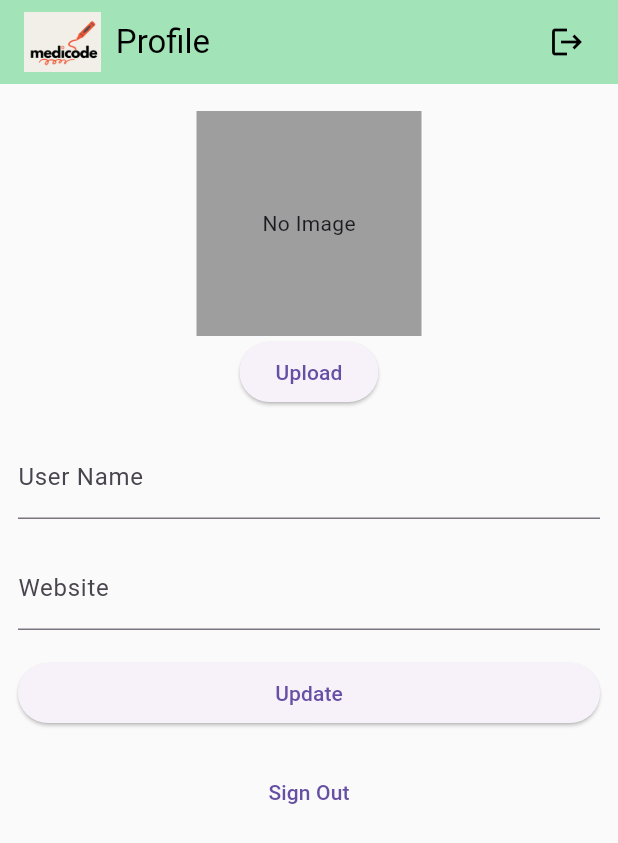
After one commit to BingxinJiang1/Medicode, a Flutter app: the AccountPage screen opened directly, after a tap on "Upload", on a phone screen of 412 x 824 dp. The commit adds this screen. Shown: the top 843 px of the screen. Run offline on Flutter 3.47's test engine with Material 3 defaults, Android fonts, the light colour scheme and no system bars; our stand-ins replace flutter_dotenv, flutter_riverpod, google_fonts, image_picker, supabase_flutter; accounts and stored records are empty.

Commit message:
Add user account page

```diff
--- /dev/null
+++ b/lib/components/avatar.dart
@@ -0,0 +1,101 @@
+import 'package:flutter/material.dart';
+import 'package:image_picker/image_picker.dart';
+import 'package:supabase_flutter/supabase_flutter.dart';
+
+import 'constants.dart';
+
+
+class Avatar extends StatefulWidget {
+  const Avatar({
+    super.key,
+    required this.imageUrl,
+    required this.onUpload,
+  });
+
+  final String? imageUrl;
+  final void Function(String) onUpload;
+
+  @override
+  _AvatarState createState() => _AvatarState();
+}
+
+class _AvatarState extends State<Avatar> {
+  bool _isLoading = false;
+
+  @override
+  Widget build(BuildContext context) {
+    return Column(
+      children: [
+        if (widget.imageUrl == null || widget.imageUrl!.isEmpty)
+          Container(
+            width: 150,
+            height: 150,
+            color: Colors.grey,
+            child: const Center(
+              child: Text('No Image'),
+            ),
+          )
+        else
+          Image.network(
+            widget.imageUrl!,
+            width: 150,
+            height: 150,
+            fit: BoxFit.cover,
+          ),
+        ElevatedButton(
+          onPressed: _isLoading ? null : _upload,
+          child: const Text('Upload'),
+        ),
+      ],
+    );
+  }
+
+  Future<void> _upload() async {
+    final picker = ImagePicker();
+    final imageFile = await picker.pickImage(
+      source: ImageSource.gallery,
+      maxWidth: 300,
+      maxHeight: 300,
+    );
+    if (imageFile == null) {
+      return;
+    }
+    setState(() => _isLoading = true);
+
+    try {
+      final bytes = await imageFile.readAsBytes();
+      final fileExt = imageFile.path.split('.').last;
+      final fileName = '${DateTime.now().toIso8601String()}.$fileExt';
+      final filePath = fileName;
+      await supabase.storage.from('avatars').uploadBinary(
+        filePath,
+        bytes,
+        fileOptions: FileOptions(contentType: imageFile.mimeType),
+      );
+      final imageUrlResponse = await supabase.storage
+          .from('avatars')
+          .createSignedUrl(filePath, 60 * 60 * 24 * 365 * 10);
+      widget.onUpload(imageUrlResponse);
+    } on StorageException catch (error) {
+      if (mounted) {
+        ScaffoldMessenger.of(context).showSnackBar(
+          SnackBar(
+            content: Text(error.message),
+            backgroundColor: Theme.of(context).colorScheme.error,
+          ),
+        );
+      }
+    } catch (error) {
+      if (mounted) {
+        ScaffoldMessenger.of(context).showSnackBar(
+          SnackBar(
+            content: const Text('Unexpected error occurred'),
+            backgroundColor: Theme.of(context).colorScheme.error,
+          ),
+        );
+      }
+    }
+
+    setState(() => _isLoading = false);
+  }
+}
--- /dev/null
+++ b/lib/pages/account_page.dart
@@ -0,0 +1,228 @@
+import 'package:flutter/material.dart';
+import 'package:supabase_flutter/supabase_flutter.dart';
+import 'package:gemini/components/constants.dart';
+import '../components/avatar.dart';
+import 'intro_screen.dart';
+
+class AccountPage extends StatefulWidget {
+  const AccountPage({super.key});
+
+  @override
+  _AccountPageState createState() => _AccountPageState();
+}
+
+class _AccountPageState extends State<AccountPage> {
+  final _usernameController = TextEditingController();
+  final _websiteController = TextEditingController();
+
+  String? _avatarUrl;
+  var _loading = true;
+
+  /// Called once a user id is received within `onAuthenticated()`
+  Future<void> _getProfile() async {
+    setState(() {
+      _loading = true;
+    });
+
+    try {
+      final userId = supabase.auth.currentSession!.user.id;
+      final data = await supabase
+          .from('profiles')
+          .select()
+          .eq('id', userId)
+          .single();
+      _usernameController.text = (data['username'] ?? '') as String;
+      _websiteController.text = (data['website'] ?? '') as String;
+      _avatarUrl = (data['avatar_url'] ?? '') as String;
+    } on PostgrestException catch (error) {
+      SnackBar(
+        content: Text(error.message),
+        backgroundColor: Theme.of(context).colorScheme.error,
+      );
+    } catch (error) {
+      SnackBar(
+        content: const Text('Unexpected error occurred'),
+        backgroundColor: Theme.of(context).colorScheme.error,
+      );
+    } finally {
+      if (mounted) {
+        setState(() {
+          _loading = false;
+        });
+      }
+    }
+  }
+
+  /// Called when user taps `Update` button
+  Future<void> _updateProfile() async {
+    setState(() {
+      _loading = true;
+    });
+    final userName = _usernameController.text.trim();
+    final website = _websiteController.text.trim();
+    final user = supabase.auth.currentUser;
+    final updates = {
+      'id': user!.id,
+      'username': userName,
+      'website': website,
+      'updated_at': DateTime.now().toIso8601String(),
+    };
+    try {
+      await supabase.from('profiles').upsert(updates);
+      if (mounted) {
+        const SnackBar(
+          content: Text('Successfully updated profile!'),
+        );
+      }
+    } on PostgrestException catch (error) {
+      SnackBar(
+        content: Text(error.message),
+        backgroundColor: Theme.of(context).colorScheme.error,
+      );
+    } catch (error) {
+      SnackBar(
+        content: const Text('Unexpected error occurred'),
+        backgroundColor: Theme.of(context).colorScheme.error,
+      );
+    } finally {
+      if (mounted) {
+        setState(() {
+          _loading = false;
+        });
+      }
+    }
+  }
+
+  Future<void> _signOut() async {
+    try {
+      await supabase.auth.signOut();
+      Navigator.push(
+        context,
+        MaterialPageRoute(builder: (context) => const IntroScreen()),
+      );
+    } on AuthException catch (error) {
+      SnackBar(
+        content: Text(error.message),
+        backgroundColor: Theme.of(context).colorScheme.error,
+      );
+    } catch (error) {
+      SnackBar(
+        content: const Text('Unexpected error occurred'),
+        backgroundColor: Theme.of(context).colorScheme.error,
+      );
+    } finally {
+      if (mounted) {
+        Navigator.of(context).pushReplacementNamed('/login');
+      }
+    }
+  }
+
+  /// Called when image has been uploaded to Supabase storage from within Avatar widget
+  Future<void> _onUpload(String imageUrl) async {
+    try {
+      final userId = supabase.auth.currentUser!.id;
+      await supabase.from('profiles').upsert({
+        'id': userId,
+        'avatar_url': imageUrl,
+      });
+      if (mounted) {
+        const SnackBar(
+          content: Text('Updated your profile image!'),
+        );
+      }
+    } on PostgrestException catch (error) {
+      SnackBar(
+        content: Text(error.message),
+        backgroundColor: Theme.of(context).colorScheme.error,
+      );
+    } catch (error) {
+      SnackBar(
+        content: const Text('Unexpected error occurred'),
+        backgroundColor: Theme.of(context).colorScheme.error,
+      );
+    }
+    if (!mounted) {
+      return;
+    }
+
+    setState(() {
+      _avatarUrl = imageUrl;
+    });
+  }
+
+  @override
+  void initState() {
+    super.initState();
+    _getProfile();
+  }
+
+  @override
+  void dispose() {
+    _usernameController.dispose();
+    _websiteController.dispose();
+    super.dispose();
+  }
+
+  @override
+  Widget build(BuildContext context) {
+    const Color mint = Color.fromARGB(255, 162, 228, 184);
+    return Scaffold(
+      appBar: AppBar(
+        backgroundColor: mint,
+        title: Row(
+          children: [
+            Image.asset('lib/images/medicode_logo.png', height: 40),
+            const SizedBox(width: 10),
+            Text(
+              'Profile',
+              style: TextStyle(color: Colors.black),
+            ),
+          ],
+          mainAxisAlignment: MainAxisAlignment.start,
+        ),
+        actions: <Widget>[
+          IconButton(
+            onPressed: () {
+              Navigator.push(
+                context,
+                MaterialPageRoute(builder: (context) => const IntroScreen()),
+              );
+            },
+            icon: Icon(Icons.logout), // Use the logout icon
+            color: Colors.black,
+          ),
+          const SizedBox(width: 10),
+        ],
+        elevation: 0,
+      ),
+      body: _loading
+          ? const Center(child: CircularProgressIndicator())
+          : ListView(
+        padding: const EdgeInsets.symmetric(vertical: 18, horizontal: 12),
+        children: [
+          Avatar(
+            imageUrl: _avatarUrl,
+            onUpload: _onUpload,
+          ),
+          const SizedBox(height: 18),
+          TextFormField(
+            controller: _usernameController,
+            decoration: const InputDecoration(labelText: 'User Name'),
+          ),
+          const SizedBox(height: 18),
+          TextFormField(
+            controller: _websiteController,
+            decoration: const InputDecoration(labelText: 'Website'),
+          ),
+          const SizedBox(height: 18),
+          ElevatedButton(
+            onPressed: _loading ? null : _updateProfile,
+            child: Text(_loading ? 'Saving...' : 'Update'),
+          ),
+          const SizedBox(height: 18),
+          TextButton(onPressed: _signOut, child: const Text('Sign Out')),
+        ],
+      ),
+    );
+  }
+}
--- a/lib/pages/intro_screen.dart
+++ b/lib/pages/intro_screen.dart
@@ -26,7 +26,7 @@ class IntroScreen extends StatelessWidget {
             onPressed: () {
               Navigator.push(
                 context,
-                MaterialPageRoute(builder: (context) => const DisclaimerPage()),
+                MaterialPageRoute(builder: (context) => const LoginPage()),
               );
             },
             style: TextButton.styleFrom(
--- a/lib/pages/signup.dart
+++ b/lib/pages/signup.dart
@@ -2,9 +2,9 @@ import 'dart:async';
 
 import 'package:flutter/material.dart';
 import 'package:supabase_flutter/supabase_flutter.dart';
-import 'package:gemini/constants.dart';
+import 'package:gemini/components/constants.dart';
 import 'package:google_fonts/google_fonts.dart';
-import 'package:gemini/pages/disclaimer_screen.dart';
+import 'account_page.dart';
 
 class SignUpPage extends StatefulWidget {
   const SignUpPage({super.key});
@@ -48,7 +48,7 @@ class SignUpPageState extends State<SignUpPage> {
         _passwordController.clear();
 
         _redirecting = true;
-        Navigator.of(context).pushReplacement(MaterialPageRoute(builder: (_) => const DisclaimerPage()));
+        Navigator.of(context).pushReplacement(MaterialPageRoute(builder: (_) => const AccountPage()));
       }
     } on AuthException catch (error) {
       context.showErrorSnackBar(message: error.message);
--- a/pubspec.yaml
+++ b/pubspec.yaml
@@ -40,6 +40,7 @@ dependencies:
   flutter_secure_storage: ^9.0.0
   flutter_dotenv: ^5.1.0
   flutter_riverpod: ^1.0.3
+  image_picker: ^1.0.5
 
 dev_dependencies:
   flutter_test:
```
Also changed, not shown: lib/pages/login.dart (+3 -74 lines), lib/components/constants.dart (renamed from lib/constants.dart), pubspec.lock.
